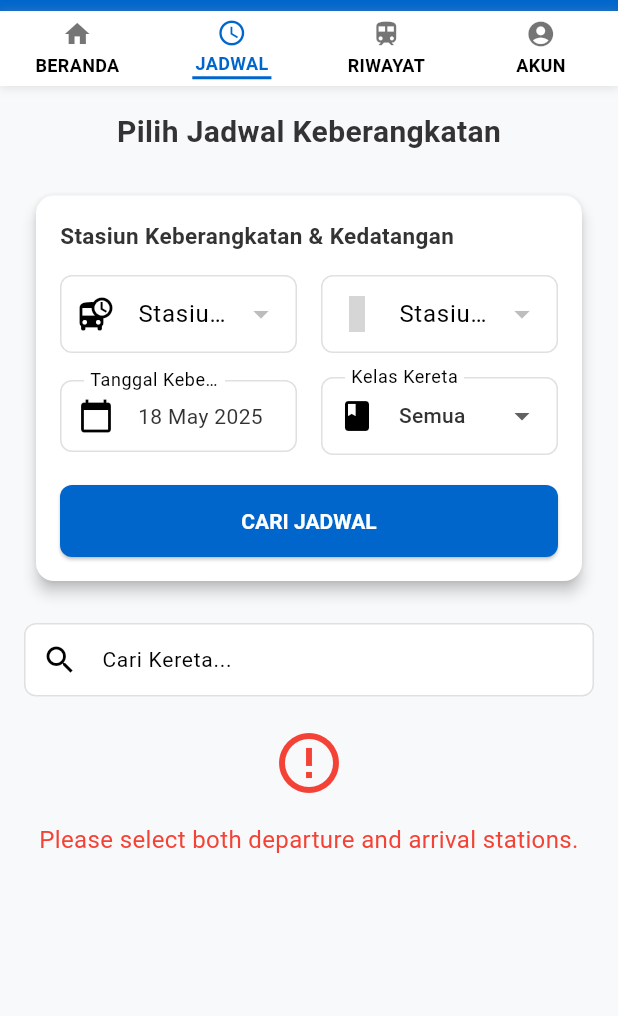
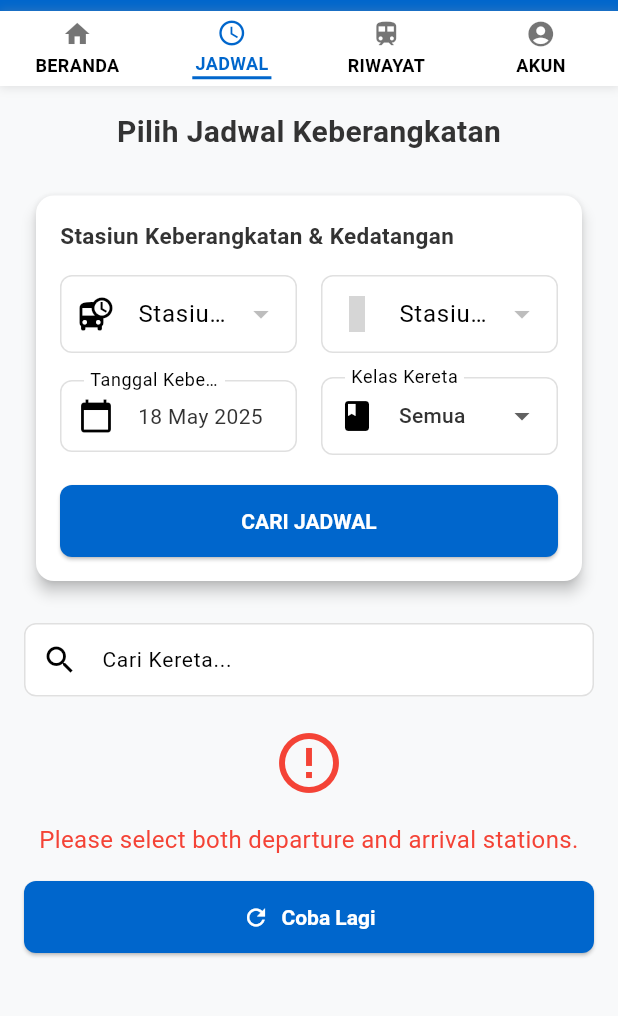
Before and after one commit to aliefauzan/TubesABP, a Flutter app: the ScheduleScreen screen opened by its route, after a tap on "CARI JADWAL", on a phone screen of 412 x 824 dp, the part 79-1095 px from its top. Run offline on Flutter 3.47's test engine with Material 3 defaults, Android fonts, the phone set to English and light mode, and no system bars; our stand-ins replace flutter_dotenv, shared_preferences; accounts and stored records are empty; network calls fail; statements that could not run were skipped; grey boxes are pictures that could not be loaded.

Commit message:
Refactor import paths for TrainCard widget and implement TrainListResults widget for better train listing management

```diff
--- a/frontend/lib/screens/payment_confirmation_screen.dart
+++ b/frontend/lib/screens/payment_confirmation_screen.dart
@@ -3,7 +3,7 @@ import 'package:keretaxpress/models/train.dart';
 import 'package:keretaxpress/utils/theme.dart';
 import 'package:keretaxpress/widgets/app_bar.dart';
 import 'package:keretaxpress/models/booking.dart';
-import 'package:keretaxpress/widgets/train_card.dart';
+import 'package:keretaxpress/widgets/train/train_card.dart';
 import 'package:keretaxpress/screens/payment_success_screen.dart';
 import 'package:keretaxpress/screens/booking_history_screen.dart';
 import 'package:keretaxpress/core/services/booking_service.dart';
--- a/frontend/lib/screens/payment_success_screen.dart
+++ b/frontend/lib/screens/payment_success_screen.dart
@@ -3,7 +3,7 @@ import 'package:keretaxpress/models/train.dart';
 import 'package:keretaxpress/models/booking.dart';
 import 'package:keretaxpress/utils/theme.dart';
 import 'package:keretaxpress/widgets/app_bar.dart';
-import 'package:keretaxpress/widgets/train_card.dart';
+import 'package:keretaxpress/widgets/train/train_card.dart';
 
 class PaymentSuccessScreen extends StatefulWidget {
   final String transactionId;
--- a/frontend/lib/screens/schedule_screen.dart
+++ b/frontend/lib/screens/schedule_screen.dart
@@ -2,7 +2,7 @@ import 'package:flutter/material.dart';
 import 'package:keretaxpress/models/train.dart';
 import 'package:keretaxpress/utils/theme.dart';
 import 'package:keretaxpress/widgets/app_bar.dart';
-import 'package:keretaxpress/widgets/train_card.dart';
+import 'package:keretaxpress/widgets/train/train_card.dart';
 import 'package:keretaxpress/screens/passenger_data_screen.dart';
 import 'package:keretaxpress/core/services/train_service.dart';
 import 'package:keretaxpress/core/services/station_service.dart';
@@ -12,6 +12,7 @@ import 'package:keretaxpress/core/exceptions/api_exception.dart';
 import 'package:keretaxpress/core/exceptions/api_auth_exception.dart';
 import 'package:intl/intl.dart';
 import 'package:keretaxpress/widgets/schedule/train_search_filter_bar.dart';
+import 'package:keretaxpress/widgets/schedule/train_list_results.dart';
 
 class ScheduleScreen extends StatefulWidget {
   const ScheduleScreen({super.key});
@@ -186,7 +187,8 @@ class _ScheduleScreenState extends State<ScheduleScreen> {
   }
 
   @override
-  Widget build(BuildContext context) {    final filteredTrains = _trains.where((train) {
+  Widget build(BuildContext context) {
+    final filteredTrains = _trains.where((train) {
       final query = _searchQuery.toLowerCase();
       final matchesClass = _trainClassFilter == 'Semua' || train.classType == _trainClassFilter;
       return (train.name.toLowerCase().contains(query) ||
@@ -264,79 +266,37 @@ class _ScheduleScreenState extends State<ScheduleScreen> {
                 },
               ),
               const SizedBox(height: 20),
-              if (_isLoading)
-                const Center(
-                  child: CircularProgressIndicator(),
-                )
-              else if (_errorMessage != null)
-                Center(
-                  child: Column(
-                    mainAxisAlignment: MainAxisAlignment.center,
-                    children: [
-                      const Icon(
-                        Icons.error_outline,
-                        color: Colors.red,
-                        size: 48,
-                      ),
-                      const SizedBox(height: 16),
-                      Text(
-                        _errorMessage!,
-                        textAlign: TextAlign.center,
-                        style: const TextStyle(
-                          color: Colors.red,
-                          fontSize: 16,
-                        ),
-                      ),
-                    ],
-                  ),
-                )
-              else if (filteredTrains.isEmpty)
-                const Center(
-                  child: Text(
-                    'Tidak ada kereta yang tersedia',
-                    style: TextStyle(
-                      fontSize: 16,
-                      color: Colors.grey,
-                    ),
-                  ),
-                )
-              else
-                ListView.builder(
-                  shrinkWrap: true,
-                  physics: const NeverScrollableScrollPhysics(),
-                  itemCount: filteredTrains.length,
-                  itemBuilder: (context, index) {
-                    final train = filteredTrains[index];
-                    return Padding(
-                      padding: const EdgeInsets.only(bottom: 16.0),
-                      child: TrainCard(
-                        train: train,
-                        onTap: () async {
+              TrainListResults(
+                trains: filteredTrains,
+                isLoading: _isLoading,
+                errorMessage: _errorMessage,
+                onRefresh: () => _initializeData(showAll: _showAllTrains),
+                onTrainTap: (train) async {
                   List<String> availableSeats = [];
                   if (!mounted) return;
 
+                  // Show a loading indicator while fetching seats
+                  // This could be a modal dialog or an inline indicator
+                  showDialog(
+                    context: context,
+                    barrierDismissible: false,
+                    builder: (BuildContext context) {
+                      return const Center(child: CircularProgressIndicator());
+                    },
+                  );
+
                   try {
-                            setState(() {
-                              // Consider adding a specific loading indicator for fetching seats if it takes time
-                            });
-
-                            // train.date is already a formatted YYYY-MM-DD string from the Train model
                     final String dateForAPI = train.date;
-
-                            final int trainIdAsInt;
-                            if (train.id is String) {
-                              trainIdAsInt = int.parse(train.id as String);
-                            } else if (train.id is int) {
-                              trainIdAsInt = train.id as int;
-                            } else {
-                              throw FormatException("Train ID ('${train.id}') is not a valid integer or string representation of an integer.");
-                            }
+                    final int trainIdAsInt = int.parse(train.id as String);
 
                     availableSeats = await _trainService.getAvailableSeats(
                       trainId: trainIdAsInt,
-                              date: dateForAPI, // Pass the string directly
+                      date: dateForAPI,
                     );
+                    if (mounted) Navigator.pop(context); // Dismiss loading dialog
+
                   } on ApiAuthException catch (e) {
+                    if (mounted) Navigator.pop(context); // Dismiss loading dialog
                     if (!mounted) return;
                     ScaffoldMessenger.of(context).showSnackBar(
                       SnackBar(
@@ -359,6 +319,7 @@ class _ScheduleScreenState extends State<ScheduleScreen> {
                     );
                     return;
                   } on ApiException catch (e) {
+                    if (mounted) Navigator.pop(context); // Dismiss loading dialog
                     if (!mounted) return;
                     ScaffoldMessenger.of(context).showSnackBar(
                       SnackBar(
@@ -371,6 +332,7 @@ class _ScheduleScreenState extends State<ScheduleScreen> {
                     );
                     return;
                   } catch (e) {
+                    if (mounted) Navigator.pop(context); // Dismiss loading dialog
                     if (!mounted) return;
                     ScaffoldMessenger.of(context).showSnackBar(
                       SnackBar(
@@ -382,8 +344,6 @@ class _ScheduleScreenState extends State<ScheduleScreen> {
                       ),
                     );
                     return;
-                          } finally {
-                             // Consider stopping any seat-specific loading indicator here
                   }
 
                   if (!mounted) return;
@@ -420,9 +380,6 @@ class _ScheduleScreenState extends State<ScheduleScreen> {
                   }
                 },
               ),
-                    );
-                  },
-                ),
             ],
           ),
         ),
--- /dev/null
+++ b/frontend/lib/widgets/schedule/train_list_results.dart
@@ -0,0 +1,88 @@
+import 'package:flutter/material.dart';
+import 'package:keretaxpress/models/train.dart';
+import 'package:keretaxpress/widgets/train/train_card.dart';
+
+class TrainListResults extends StatelessWidget {
+  final List<Train> trains;
+  final bool isLoading;
+  final String? errorMessage;
+  final Function(Train) onTrainTap;
+  final Function() onRefresh;
+
+  const TrainListResults({
+    super.key,
+    required this.trains,
+    required this.isLoading,
+    this.errorMessage,
+    required this.onTrainTap,
+    required this.onRefresh,
+  });
+
+  @override
+  Widget build(BuildContext context) {
+    if (isLoading) {
+      return const Center(
+        child: CircularProgressIndicator(),
+      );
+    }
+
+    if (errorMessage != null) {
+      return Center(
+        child: Column(
+          mainAxisAlignment: MainAxisAlignment.center,
+          children: [
+            const Icon(
+              Icons.error_outline,
+              color: Colors.red,
+              size: 48,
+            ),
+            const SizedBox(height: 16),
+            Text(
+              errorMessage!,
+              textAlign: TextAlign.center,
+              style: const TextStyle(
+                color: Colors.red,
+                fontSize: 16,
+              ),
+            ),
+            const SizedBox(height: 16),
+            ElevatedButton.icon(
+                onPressed: onRefresh,
+                icon: const Icon(Icons.refresh),
+                label: const Text('Coba Lagi')
+            )
+          ],
+        ),
+      );
+    }
+
+    if (trains.isEmpty) {
+      return const Center(
+        child: Text(
+          'Tidak ada kereta yang tersedia untuk filter ini.',
+          textAlign: TextAlign.center,
+          style: TextStyle(
+            fontSize: 16,
+            color: Colors.grey,
+          ),
+        ),
+      );
+    }
+
+    return ListView.builder(
+      shrinkWrap: true,
+      physics: const NeverScrollableScrollPhysics(), // Handled by parent scroll
+      itemCount: trains.length,
+      itemBuilder: (context, index) {
+        final train = trains[index];
+        return Padding(
+          padding: const EdgeInsets.only(bottom: 16.0),
+          child: TrainCard(
+            train: train,
+            onTap: () => onTrainTap(train),
+          ),
+        );
+      },
+    );
+  }
+}
```
Also changed, not shown: frontend/lib/widgets/train/train_card.dart (line endings or trailing spaces). Lines whose indentation alone changed are shown as unchanged.
